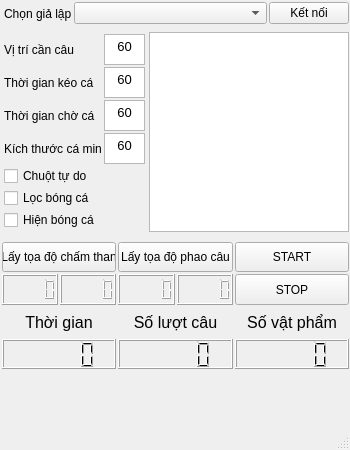
Qt form qt_designer/MainWindow.ui (hung-hust-97/NTH-Auto-Game) before a commit.
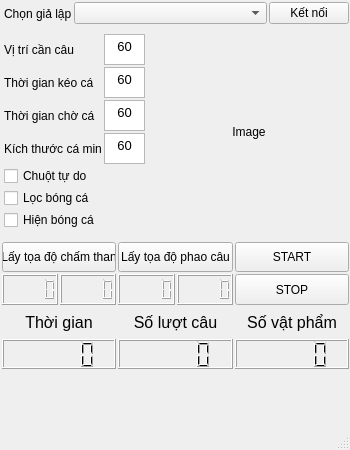
The same form after that commit.

Diff of the .ui file:
```diff
--- a/qt_designer/MainWindow.ui
+++ b/qt_designer/MainWindow.ui
@@ -79,7 +79,7 @@
       <height>204</height>
      </rect>
     </property>
-    <layout class="QHBoxLayout" name="row2">
+    <layout class="QHBoxLayout" name="row2" stretch="3,4">
      <property name="spacing">
       <number>2</number>
      </property>
@@ -232,7 +232,13 @@
       </layout>
      </item>
      <item>
-      <widget class="QGraphicsView" name="viewShadowFish">
+      <widget class="QLabel" name="lblShowFish">
+       <property name="sizePolicy">
+        <sizepolicy hsizetype="Ignored" vsizetype="Ignored">
+         <horstretch>0</horstretch>
+         <verstretch>0</verstretch>
+        </sizepolicy>
+       </property>
        <property name="minimumSize">
         <size>
          <width>200</width>
@@ -245,6 +251,12 @@
          <height>200</height>
         </size>
        </property>
+       <property name="text">
+        <string>Image</string>
+       </property>
+       <property name="alignment">
+        <set>Qt::AlignCenter</set>
+       </property>
       </widget>
      </item>
     </layout>
```
